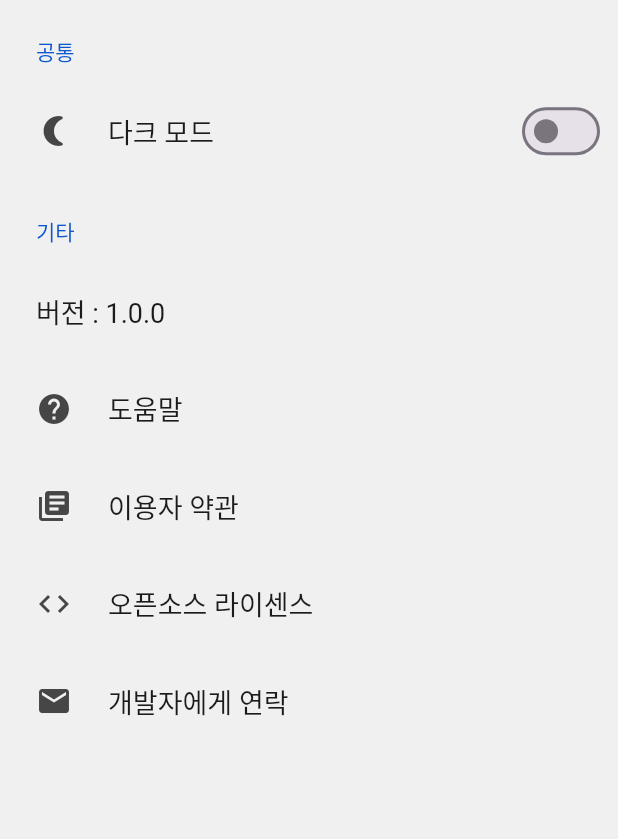
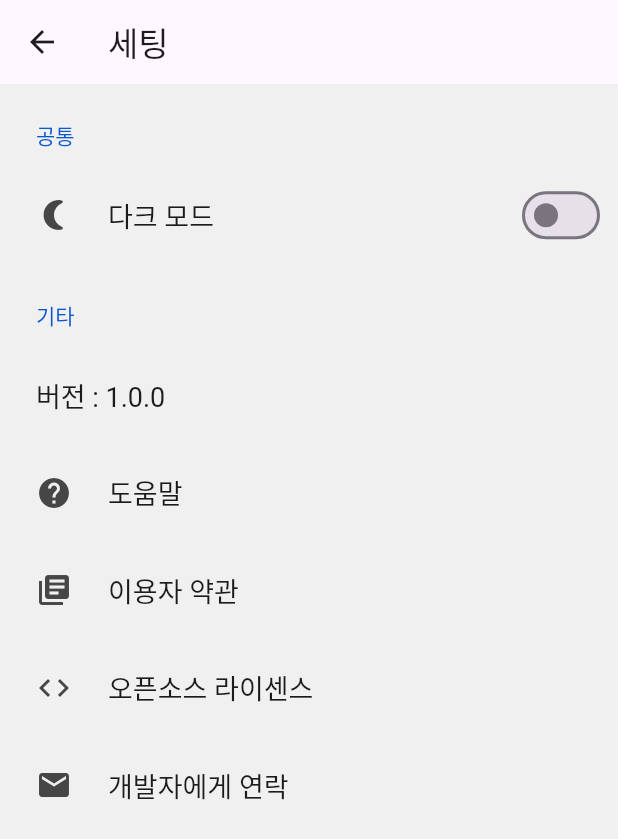
Before and after one commit to Bincher/4-1_obd_project, a Flutter app: the MainPage screen opened directly, after a tap on "세팅", on a phone screen of 412 x 824 dp. Shown: the top 839 px of the screen. Run offline on Flutter 3.47's test engine with Material 3 defaults, Android fonts, the phone set to English and light mode, and no system bars; drawn by our look-alikes of settings_ui; our stand-ins replace fl_chart, flutter_bluetooth_serial, flutter_local_notifications, flutter_tts, math_expressions, permission_handler.

Commit message:
메인화면 디자인 수정, 도움말 페이지 리다이렉트 추가

```diff
--- a/lib/pages/allimPage.dart
+++ b/lib/pages/allimPage.dart
@@ -37,6 +37,9 @@ class AllimPageState extends State<AllimPage> {
   @override
   Widget build(BuildContext context) {
     return Scaffold(
+      appBar: AppBar(
+        title: const Text('알람'),
+      ),
       body: SettingsList(
         sections: [
           SettingsSection(
--- a/lib/pages/home/main.dart
+++ b/lib/pages/home/main.dart
@@ -233,12 +233,36 @@ class MainPageState extends State<MainPage> {
                     borderRadius: BorderRadius.circular(10.0),
                   ),
                 ),
+                child: Column(
+                  mainAxisAlignment: MainAxisAlignment.center,
+                  children: [
+                    Image.asset(
+                      'assets/bluetooth.png',
+                      width: 48,
+                      height: 48,
+                    ),
+                    Text(
+                      bluetoothButtonText,
+                      style: const TextStyle(fontSize: 18.0),
+                    ),
+                  ],
+                ),
                 onPressed: () {
-                  setBluetoothDevice(obd2);
+                  print("Bluetooth 버튼 클릭이 실행되었습니다");
                 },
-                child: Text(bluetoothButtonText),
               ),
-              Text(bluetoothText),
+              const SizedBox(height: 20),
+              Row(
+                mainAxisAlignment: MainAxisAlignment.center,
+                children: <Widget>[
+                  Image.asset(
+                      isConnected ? 'assets/확인.png' : 'assets/경고.png',
+                      width: 20,
+                      height: 20,
+                    ),
+                  Text(" $bluetoothText"),
+                ]
+              ),
               const SizedBox(height: 20),
               setButtonRow(context, firstButton: '차량진단', secondButton: '모니터링'),
               const SizedBox(height: 20),
--- a/lib/pages/settingPage.dart
+++ b/lib/pages/settingPage.dart
@@ -31,7 +31,11 @@ class SettingPage extends StatefulWidget {
 
 class SettingPageState extends State<SettingPage> {
   Widget build(BuildContext context) {
+
     return Scaffold(
+      appBar: AppBar(
+        title: const Text('세팅'),
+      ),
       body: SettingsList(
         sections: [
           SettingsSection(
@@ -60,7 +64,9 @@ class SettingPageState extends State<SettingPage> {
               SettingsTile.navigation(
                 leading: Icon(Icons.help),
                 title: Text('도움말'),
-                onPressed: ((context) {}),
+                onPressed: ((context) {
+                  _launchURL('https://www.notion.so/bincher/App-622593d1186540c3a710d222e3180221');
+                }),
               ),
               SettingsTile.navigation(
                 leading: Icon(Icons.library_books),
```
Also changed, not shown: lib/pages/home/mainNoBluetooth.dart (+28 -2 lines), assets/bluetooth.png (added), assets/경고.png (added), assets/도움말.png (added), assets/모니터링.png, assets/확인.png (added), 2 other files.
